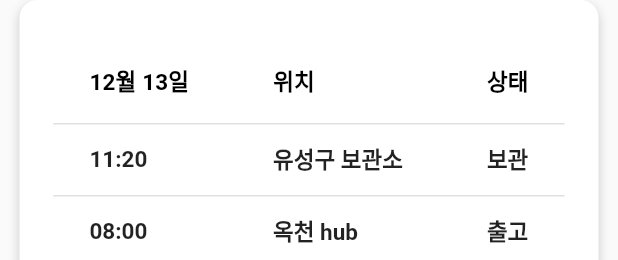
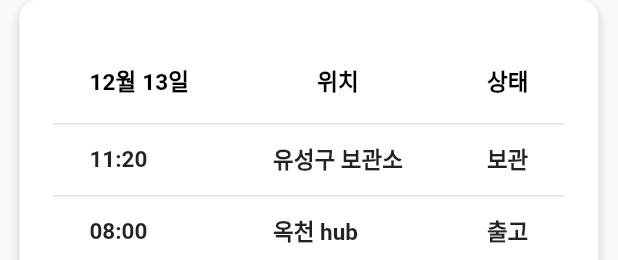
Before and after one commit to DesignSprintFindSpirit/DesignSprint_FindSpirit, a Flutter app: what deliveryStatusBox() shows on an empty page, opened directly, on a phone screen of 412 x 824 dp. Shown: the top 260 px of the screen. Run offline on Flutter 3.47's test engine with Material 2 defaults, Android fonts, the phone set to English and light mode, and no system bars; our stand-ins replace get; missing offline and left inert: google_maps_widget.

Commit message:
Update DeliveryStatusBox.dart

```diff
--- a/findspirit/lib/OrderList/Widgets/DeliveryStatusBox.dart
+++ b/findspirit/lib/OrderList/Widgets/DeliveryStatusBox.dart
@@ -28,11 +28,10 @@ class deliveryStatusBox extends StatelessWidget {
                   columns: const <DataColumn>[
                     DataColumn(
                       label: Expanded(
-                        child: Text(
-                          '12월 13일',
-                          style: TextStyle(
-                              fontWeight: FontWeight.bold, fontSize: 15),
-                        ),
+                        child: Text('12월 13일',
+                            style: TextStyle(
+                                fontWeight: FontWeight.bold, fontSize: 15),
+                            textAlign: TextAlign.center),
                       ),
                     ),
                     DataColumn(
@@ -41,16 +40,16 @@ class deliveryStatusBox extends StatelessWidget {
                           '위치',
                           style: TextStyle(
                               fontWeight: FontWeight.bold, fontSize: 15),
+                          textAlign: TextAlign.center,
                         ),
                       ),
                     ),
                     DataColumn(
                       label: Expanded(
-                        child: Text(
-                          '상태',
-                          style: TextStyle(
-                              fontWeight: FontWeight.bold, fontSize: 15),
-                        ),
+                        child: Text('상태',
+                            style: TextStyle(
+                                fontWeight: FontWeight.bold, fontSize: 15),
+                            textAlign: TextAlign.center),
                       ),
                     ),
                   ],
@@ -59,26 +58,32 @@ class deliveryStatusBox extends StatelessWidget {
                       cells: <DataCell>[
                         DataCell(Text('11:20',
                             style: TextStyle(
-                                fontWeight: FontWeight.bold, fontSize: 15))),
+                                fontWeight: FontWeight.bold, fontSize: 15),
+                            textAlign: TextAlign.center)),
                         DataCell(Text('유성구 보관소',
                             style: TextStyle(
-                                fontWeight: FontWeight.bold, fontSize: 15))),
+                                fontWeight: FontWeight.bold, fontSize: 15),
+                            textAlign: TextAlign.center)),
                         DataCell(Text('보관',
                             style: TextStyle(
-                                fontWeight: FontWeight.bold, fontSize: 15))),
+                                fontWeight: FontWeight.bold, fontSize: 15),
+                            textAlign: TextAlign.center)),
                       ],
                     ),
                     DataRow(
                       cells: <DataCell>[
                         DataCell(Text('08:00',
                             style: TextStyle(
-                                fontWeight: FontWeight.bold, fontSize: 15))),
+                                fontWeight: FontWeight.bold, fontSize: 15),
+                            textAlign: TextAlign.center)),
                         DataCell(Text('옥천 hub',
                             style: TextStyle(
-                                fontWeight: FontWeight.bold, fontSize: 15))),
+                                fontWeight: FontWeight.bold, fontSize: 15),
+                            textAlign: TextAlign.center)),
                         DataCell(Text('출고',
                             style: TextStyle(
-                                fontWeight: FontWeight.bold, fontSize: 15))),
+                                fontWeight: FontWeight.bold, fontSize: 15),
+                            textAlign: TextAlign.center))
                       ],
                     ),
                   ],
```
